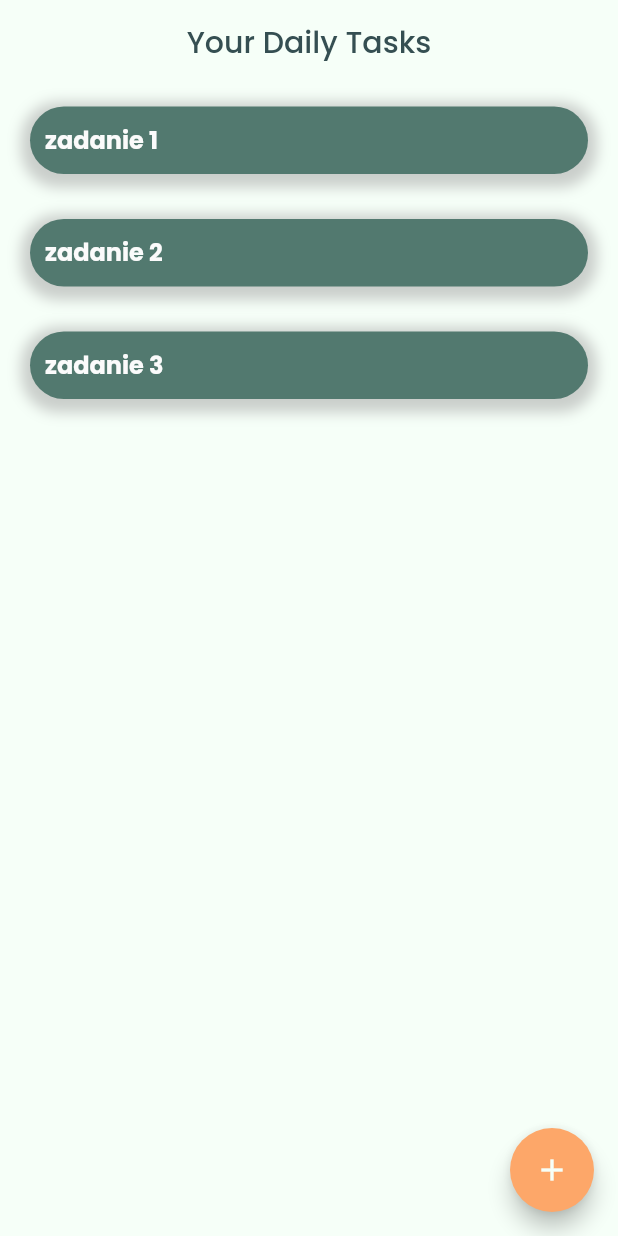
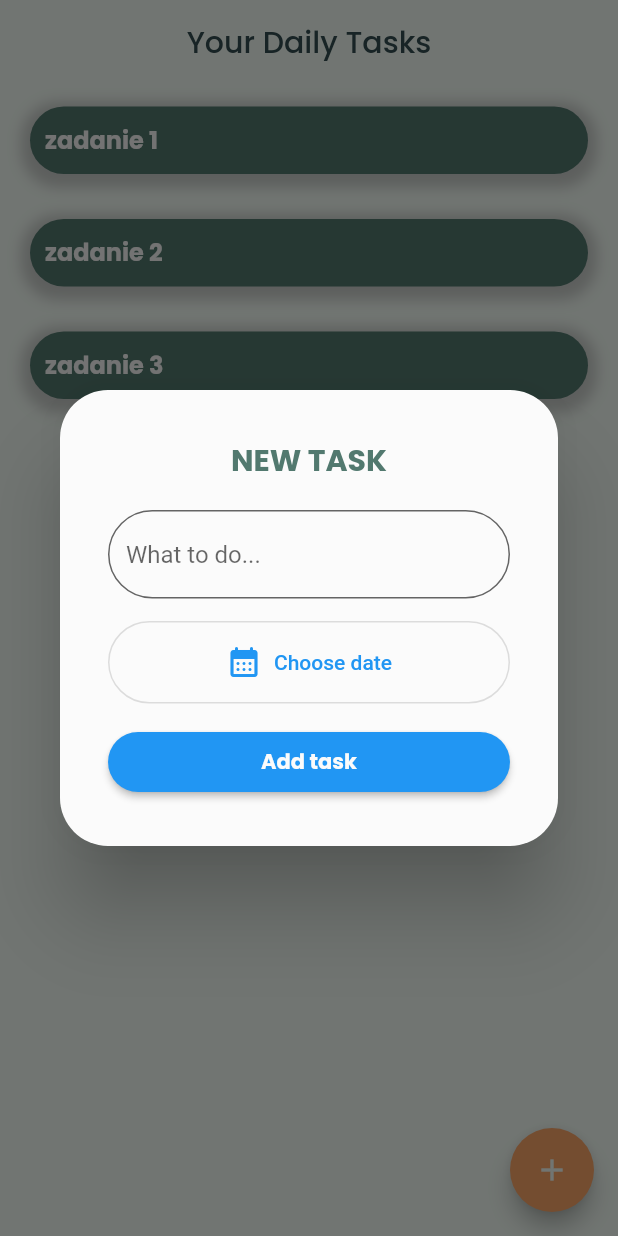
Before and after one commit to ninagebalska/what_to_do_app, a Flutter app: the screen it shows after launch, after a tap on the "add" icon, on a phone screen of 412 x 824 dp. Run offline on Flutter 3.47's test engine with Material 2 defaults, Android fonts, the phone set to English and light mode, and no system bars; our stand-ins replace bloc, cloud_firestore, firebase_auth, firebase_core, google_fonts; missing offline and left inert: firebase_ui_auth; accounts and stored records are empty.

Commit message:
Create Dialog to add task

```diff
--- /dev/null
+++ b/lib/features/add_event/add_event.dart
@@ -0,0 +1,78 @@
+import 'package:flutter/material.dart';
+import 'package:google_fonts/google_fonts.dart';
+
+class AddTaskDialog extends StatelessWidget {
+  const AddTaskDialog({super.key});
+
+  @override
+  Widget build(BuildContext context) {
+    return Dialog(
+      shape: const RoundedRectangleBorder(
+        borderRadius: BorderRadius.all(
+          Radius.circular(32.0),
+        ),
+      ),
+      backgroundColor: const Color(0xFFFBFBFB),
+      child: Padding(
+        padding: const EdgeInsets.all(32.0),
+        child: Column(
+          mainAxisSize: MainAxisSize.min,
+          mainAxisAlignment: MainAxisAlignment.center,
+          children: <Widget>[
+            Text(
+              'NEW TASK',
+              style: GoogleFonts.poppins(
+                  color: const Color(0xFF52796F),
+                  fontWeight: FontWeight.bold,
+                  fontSize: 20),
+            ),
+            const SizedBox(height: 18),
+            TextField(
+              decoration: InputDecoration(
+                border: OutlineInputBorder(
+                  borderSide: const BorderSide(
+                    width: 3,
+                    color: Color.fromARGB(255, 194, 194, 194),
+                  ),
+                  borderRadius: BorderRadius.circular(32.0),
+                ),
+                hintText: 'What to do...',
+                filled: true,
+                fillColor: const Color(0xFFFBFBFB),
+              ),
+            ),
+            const SizedBox(height: 15),
+            OutlinedButton.icon(
+              onPressed: () {},
+              icon: const Icon(Icons.calendar_month_rounded),
+              style: OutlinedButton.styleFrom(
+                minimumSize: const Size.fromHeight(55),
+                shape: RoundedRectangleBorder(
+                  borderRadius: BorderRadius.circular(32.0),
+                ),
+              ),
+              label: const Text('Choose date'),
+            ),
+            const SizedBox(height: 15),
+            ElevatedButton(
+              onPressed: () {},
+              style: ElevatedButton.styleFrom(
+                minimumSize: const Size.fromHeight(40),
+                shape: RoundedRectangleBorder(
+                  borderRadius: BorderRadius.circular(32.0),
+                ),
+              ),
+              child: Text(
+                'Add task',
+                style: GoogleFonts.poppins(
+                  color: const Color(0xfffbfbfb),
+                  fontWeight: FontWeight.bold,
+                ),
+              ),
+            ),
+          ],
+        ),
+      ),
+    );
+  }
+}
--- a/lib/features/home/cubit/home_cubit.dart
+++ b/lib/features/home/cubit/home_cubit.dart
@@ -30,4 +30,10 @@ class HomeCubit extends Cubit<HomeState> {
     _streamSubscription?.cancel();
     return super.close();
   }
+
+
+
+
+
+
 }
--- a/lib/features/home/page/home_page.dart
+++ b/lib/features/home/page/home_page.dart
@@ -1,5 +1,6 @@
 import 'package:flutter/material.dart';
 import 'package:google_fonts/google_fonts.dart';
+import 'package:what_to_do_app/features/add_event/add_event.dart';
 
 class HomePage extends StatelessWidget {
   const HomePage({super.key});
@@ -26,7 +27,12 @@ class HomePage extends StatelessWidget {
       ]),
       floatingActionButton: FloatingActionButton(
         backgroundColor: const Color(0xFFFDA769),
-        onPressed: () {},
+        onPressed: () {
+          showDialog(
+            context: context,
+            builder: (BuildContext context) => const AddTaskDialog(),
+          );
+        },
         child: const Icon(
           Icons.add,
           color: Color(0xFFF6FFF8),
@@ -37,7 +43,8 @@ class HomePage extends StatelessWidget {
 }
 
 class _EventTile extends StatelessWidget {
-  const _EventTile(this.title,{
+  const _EventTile(
+    this.title, {
     Key? key,
   }) : super(key: key);
 
```
